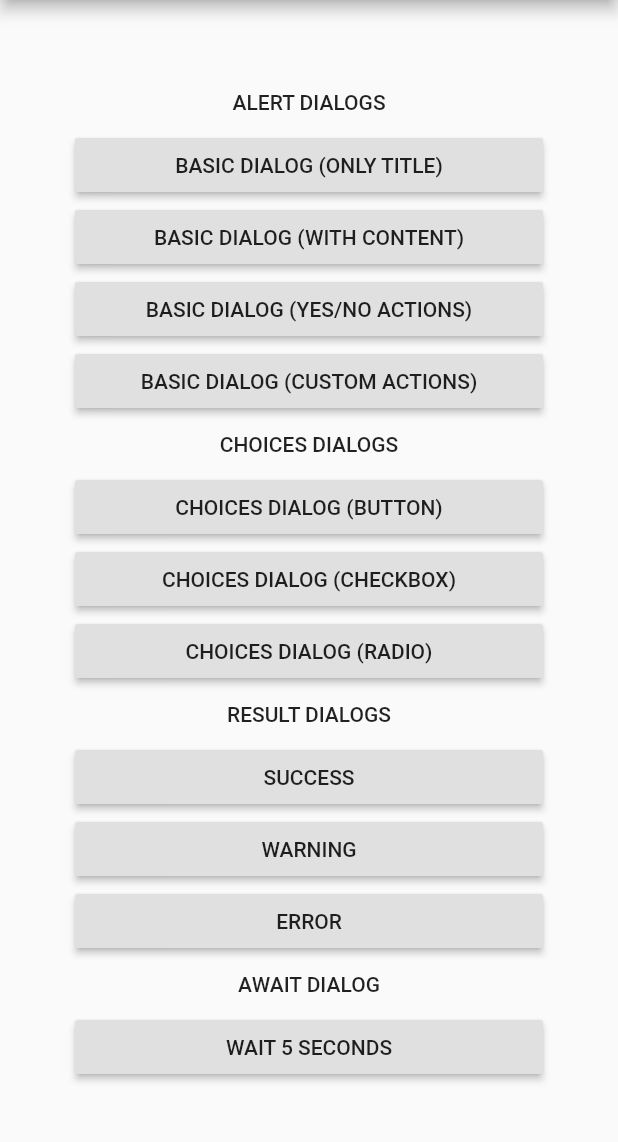
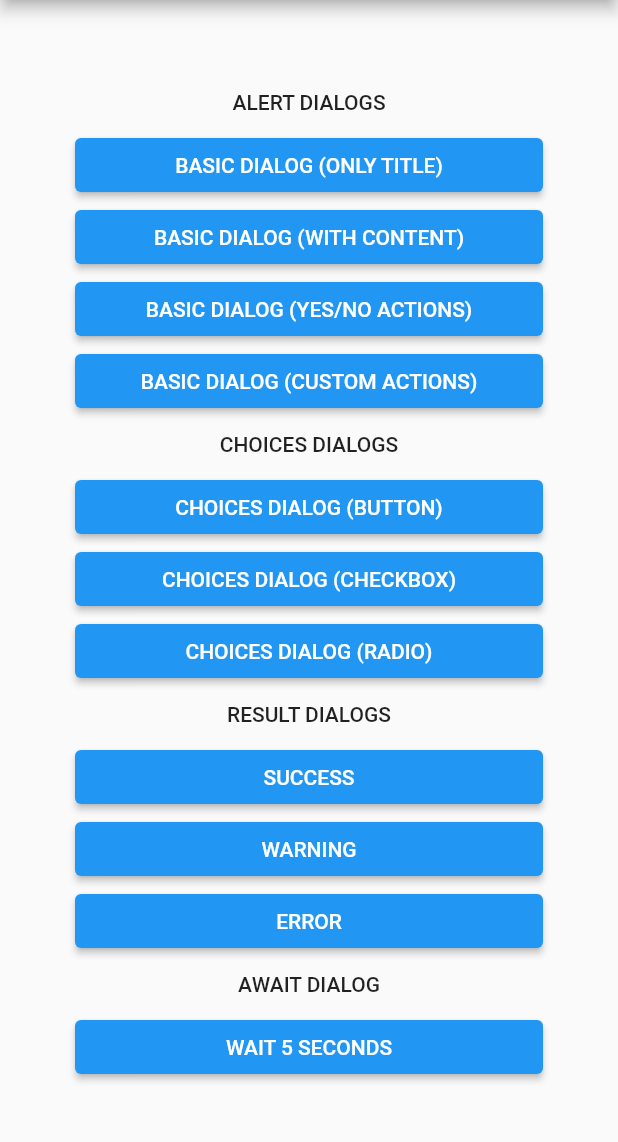
Before and after one commit to ricardocrescenti/flutter-standard-dialogs, a Flutter app: the screen it shows after launch, on a phone screen of 412 x 824 dp, the part 84-1226 px from its top. Run offline on Flutter 3.47's test engine with Material 2 defaults, Android fonts, the light colour scheme and no system bars; missing offline and left inert: simple_localization.

Commit message:
Adjustments related to obsolete widgets and parameters

```diff
--- a/example/lib/home.dart
+++ b/example/lib/home.dart
@@ -21,16 +21,16 @@ class HomePage extends StatelessWidget {
 								padding: EdgeInsets.symmetric(vertical: 10),
 								child: Text('ALERT DIALOGS', style: Theme.of(context).textTheme.bodyText1, textAlign: TextAlign.center)),
 
-							RaisedButton(
+							ElevatedButton(
 								onPressed: () => _showBasicDialogOnlyTitle(context),
 								child: Text('BASIC DIALOG (ONLY TITLE)')),
-							RaisedButton(
+							ElevatedButton(
 								onPressed: () => _showBasicDialogTitleWithContent(context),
 								child: Text('BASIC DIALOG (WITH CONTENT)')),
-							RaisedButton(
+							ElevatedButton(
 								onPressed: () => _showBasicDialogWithYesNoAction(context),
 								child: Text('BASIC DIALOG (YES/NO ACTIONS)')),
-							RaisedButton(
+							ElevatedButton(
 								onPressed: () => _showBasicDialogWithCustomAction(context),
 								child: Text('BASIC DIALOG (CUSTOM ACTIONS)')),
 
@@ -38,13 +38,13 @@ class HomePage extends StatelessWidget {
 								padding: EdgeInsets.symmetric(vertical: 10),
 								child: Text('CHOICES DIALOGS', style: Theme.of(context).textTheme.bodyText1, textAlign: TextAlign.center)),
 
-							RaisedButton(
+							ElevatedButton(
 								onPressed: () => _showChoicesDialogButton(context),
 								child: Text('CHOICES DIALOG (BUTTON)')),
-							RaisedButton(
+							ElevatedButton(
 								onPressed: () => _showChoicesDialogCheckBox(context),
 								child: Text('CHOICES DIALOG (CHECKBOX)')),
-							RaisedButton(
+							ElevatedButton(
 								onPressed: () => _showChoicesDialogRadioButton(context),
 								child: Text('CHOICES DIALOG (RADIO)')),
 
@@ -52,13 +52,13 @@ class HomePage extends StatelessWidget {
 								padding: EdgeInsets.symmetric(vertical: 10),
 								child: Text('RESULT DIALOGS', style: Theme.of(context).textTheme.bodyText1, textAlign: TextAlign.center)),
 
-							RaisedButton(
+							ElevatedButton(
 								onPressed: () => _showSuccessDialog(context),
 								child: Text('SUCCESS')),
-							RaisedButton(
+							ElevatedButton(
 								onPressed: () => _showWarningDialog(context),
 								child: Text('WARNING')),
-							RaisedButton(
+							ElevatedButton(
 								onPressed: () => _showErrorDialog(context),
 								child: Text('ERROR')),
 
@@ -66,7 +66,7 @@ class HomePage extends StatelessWidget {
 								padding: EdgeInsets.symmetric(vertical: 10),
 								child: Text('AWAIT DIALOG', style: Theme.of(context).textTheme.bodyText1, textAlign: TextAlign.center)),
 
-							RaisedButton(
+							ElevatedButton(
 								onPressed: () => _showAwaitDialog(context),
 								child: Text('WAIT 5 SECONDS')),
 
--- a/lib/dialogs/basic_dialog.dart
+++ b/lib/dialogs/basic_dialog.dart
@@ -44,7 +44,7 @@ Future<T> showBasicDialog<T>(BuildContext context, {
 				child: AlertDialog(
 					title: title,
 					content: content,
-					actions: (actions ?? [DialogAction<T>(title: Text(StandardDialogsLocalizations.of(context)[DialogResult.ok]), action: null,)]).map<FlatButton>((e) => FlatButton(
+					actions: (actions ?? [DialogAction<T>(title: Text(StandardDialogsLocalizations.of(context)[DialogResult.ok]), action: null,)]).map<TextButton>((e) => TextButton(
 						onPressed: () => e.performClick(context),
 						child: e.title)).toList(),
 				)
--- a/lib/widgets/choice_button_dialog.dart
+++ b/lib/widgets/choice_button_dialog.dart
@@ -29,7 +29,7 @@ class ChoiceButtonDialog<T> extends ChoiceDialog<T> {
 	@override
 	List<Widget> buildActions(BuildContext context, List<DialogChoice<T>> selectedChoices) {
 		return [
-			FlatButton(
+			TextButton(
 				onPressed: () => cancelDialog(context),
 				child: actions[0].title)
 		];
--- a/lib/widgets/choice_checkbox_dialog.dart
+++ b/lib/widgets/choice_checkbox_dialog.dart
@@ -41,10 +41,10 @@ class ChoiceCheckBoxDialog<T> extends ChoiceDialog<T> {
 	@override
 	List<Widget> buildActions(BuildContext context, List<DialogChoice<T>> selectedChoices) {
 		return [
-			FlatButton(
+			TextButton(
 				onPressed: () => confirmDialog(context, selectedChoices),
 				child: actions[0].title),
-			FlatButton(
+			TextButton(
 				onPressed: () => cancelDialog(context),
 				child: actions[1].title)
 		];
--- a/lib/widgets/choice_radio_dialog.dart
+++ b/lib/widgets/choice_radio_dialog.dart
@@ -40,10 +40,10 @@ class ChoiceRadioDialog<T> extends ChoiceDialog<T> {
 	@override
 	List<Widget> buildActions(BuildContext context, List<DialogChoice<T>> selectedChoices) {
 		return [
-			FlatButton(
+			TextButton(
 				onPressed: () => confirmDialog(context, selectedChoices),
 				child: actions[0].title),
-			FlatButton(
+			TextButton(
 				onPressed: () => cancelDialog(context),
 				child: actions[1].title)
 		];
--- a/pubspec.yaml
+++ b/pubspec.yaml
@@ -1,5 +1,5 @@
 name: standard_dialogs
-version: 1.2.1
+version: 1.2.2
 description: Package with standardized dialogues for use in your application or package.
 homepage: https://github.com/ricardocrescenti
 repository: https://github.com/ricardocrescenti/flutter_standard_dialogs
@@ -7,12 +7,11 @@ issue_tracker: https://github.com/ricardocrescenti/flutter_standard_dialogs/issu
 
 environment:
   sdk: ">=2.7.0 <3.0.0"
-  flutter: ">=1.17.0 <2.0.0"
 
 dependencies:
   flutter:
     sdk: flutter
-  simple_localization: ^1.0.0
+  simple_localization: ^1.2.2
 
 dev_dependencies:
   flutter_test:
```
Also changed, not shown: lib/widgets/result_dialog.dart (+9 -7 lines), example/pubspec.lock, 1 other file.
